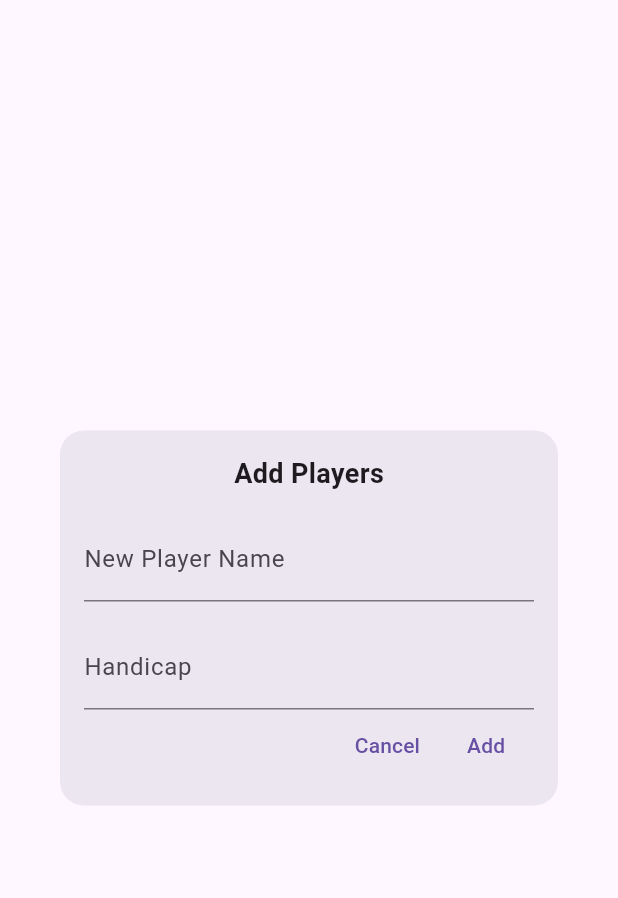
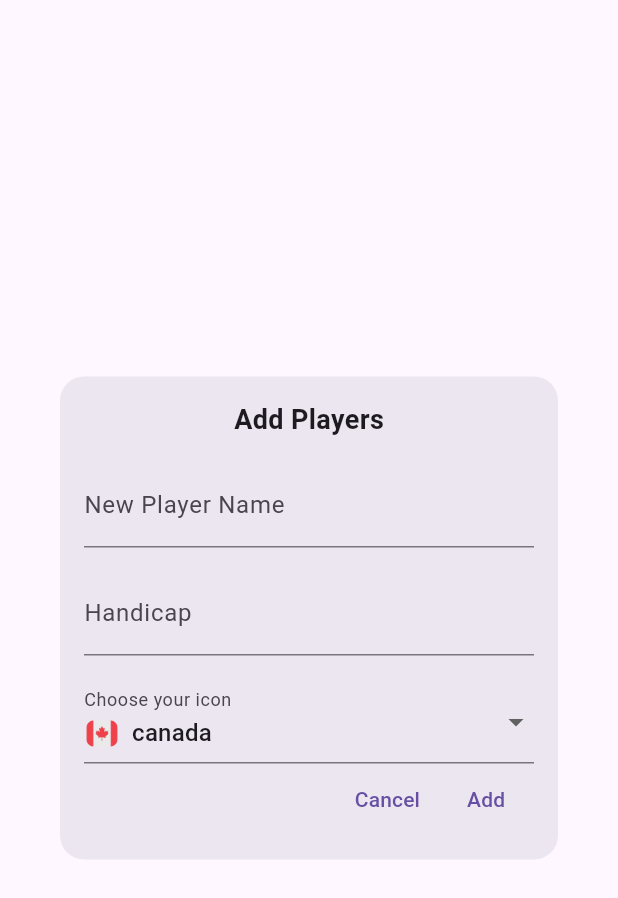
Before and after one commit to MiMejorBillar/sbn, a Flutter app: the AddPlayer widget shown alone on an empty page, opened directly, on a phone screen of 412 x 824 dp. Shown: the top 898 px of the screen. Run offline on Flutter 3.47's test engine with Material 3 defaults, Android fonts, the phone set to English and light mode, and no system bars; our stand-ins replace flutter_riverpod.

Commit message:
Added flag selection when adding Players

```diff
--- a/lib/riverpod/providers.dart
+++ b/lib/riverpod/providers.dart
@@ -21,7 +21,8 @@ final gameStateProvider = StateNotifierProvider<GameStateNotifier, GameState>(
 class Player {
   final String name;
   final int handicap;
-  Player({required this.name, required this.handicap,});
+  final String icon;
+  Player({required this.name, required this.handicap, required this.icon});
 }
 
 final playersProvider =
--- a/lib/screens/add_player.dart
+++ b/lib/screens/add_player.dart
@@ -13,6 +13,13 @@ class AddPlayerState extends ConsumerState<AddPlayer> {
   String? errorMessage;
   late TextEditingController nameController;
   late TextEditingController handicapController;
+  String selectedIcon = "assets/flags/canada.png";
+
+  final List<String> iconOptions = [
+    "assets/flags/canada.png",
+    "assets/flags/peru.png",
+    "assets/flags/korea.png",
+  ];
 
   @override
   void initState() {
@@ -71,6 +78,28 @@ class AddPlayerState extends ConsumerState<AddPlayer> {
                     }
                   },
                 ),
+                SizedBox(height: 16,),
+                DropdownButtonFormField<String>(
+                  decoration: const InputDecoration(labelText: 'Choose your icon'),
+                  value: selectedIcon,
+                  items: iconOptions
+                      .map((icon) => DropdownMenuItem(
+                        value: icon,
+                        child: Row(
+                          children: [
+                            Image.asset(icon, width: 24, height: 24,),
+                            const SizedBox(width: 8,),
+                            Text(icon.split('/').last.split('.').first),
+                          ],
+                        )
+                      ))
+                      .toList(),
+                  onChanged: (value) {
+                    setState(() {
+                      selectedIcon = value!;
+                    });
+                  } ,
+                ),
                 if (errorMessage != null)
                   Padding(
                     padding: const EdgeInsets.only(bottom: 8),
@@ -93,6 +122,7 @@ class AddPlayerState extends ConsumerState<AddPlayer> {
                       onPressed: () {
                         String name = nameController.text.trim();
                         String handicapText = handicapController.text.trim();
+                        String icon = selectedIcon;
 
                         if (name.isEmpty || handicapText.isEmpty) {
                           setState(() {
@@ -109,7 +139,7 @@ class AddPlayerState extends ConsumerState<AddPlayer> {
                           return;
                         }
                         playersNotifier
-                            .addPlayer(Player(name: name, handicap: handicap));
+                            .addPlayer(Player(name: name, handicap: handicap, icon: icon ));
                         Navigator.of(context).pop();
                       },
                       child: const Text('Add'),
--- a/lib/screens/player_selection.dart
+++ b/lib/screens/player_selection.dart
@@ -14,6 +14,8 @@ class _PlayersSelectionDialogState
     extends ConsumerState<PlayersSelectionDialog> {
   String? selectedP1;
   String? selectedP2;
+  String? selectedIconP1;
+  String? selectedIconP2;
   int? selectedHandicapP1;
   int? selectedHandicapP2;
   bool equalizingInnings = true;
@@ -62,6 +64,8 @@ class _PlayersSelectionDialogState
                     selectedP1 = value;
                     selectedHandicapP1 =
                         players.firstWhere((p) => p.name == value).handicap;
+                    selectedIconP1 =
+                        players.firstWhere((p) => p.name == value).icon;
                   });
                 },
               ),
@@ -81,6 +85,7 @@ class _PlayersSelectionDialogState
                     selectedP2 = value;
                     selectedHandicapP2 =
                         players.firstWhere((p) => p.name == value).handicap;
+                    selectedIconP2 = players.firstWhere((p) => p.name == value).icon;
                   });
                 },
               ),
@@ -95,7 +100,7 @@ class _PlayersSelectionDialogState
                     .toList(),
                 onChanged: (value) {
                   setState(() {
-                    selectedDuration = value!;;
+                    selectedDuration = value!;
                   });
                 },
               ),
@@ -146,6 +151,8 @@ class _PlayersSelectionDialogState
                         ref.read(gameStateProvider.notifier).startNewGame(
                             p1Name: selectedP1!,
                             p2Name: selectedP2!,
+                            iconP1: selectedIconP1!,
+                            iconP2: selectedIconP2!,
                             p1Handicap: selectedHandicapP1!,
                             p2Handicap: selectedHandicapP2!,
                             p1Extensions: selectedExtension,
--- a/pubspec.yaml
+++ b/pubspec.yaml
@@ -59,6 +59,7 @@ flutter:
   uses-material-design: true
   assets:
       - assets/icons/
+      - assets/flags/
 
   # To add assets to your application, add an assets section, like this:
   # assets:
```
Also changed, not shown: lib/game_state.dart (+16 -0 lines), lib/sb_elements/elements.dart (+4 -4 lines), assets/flags/canada.png (added), assets/flags/korea.png (added), assets/flags/peru.png (added).
